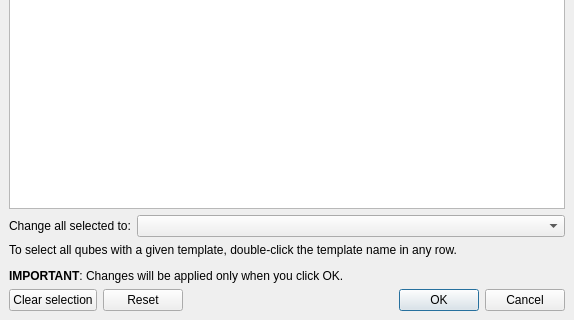
First picture: the form in ui/templatemanager.ui, repository QubesOS/qubes-manager, before the edit; both pictures show x 0 to 574 and y 398 to 718 of the 574 by 718 pixel window.
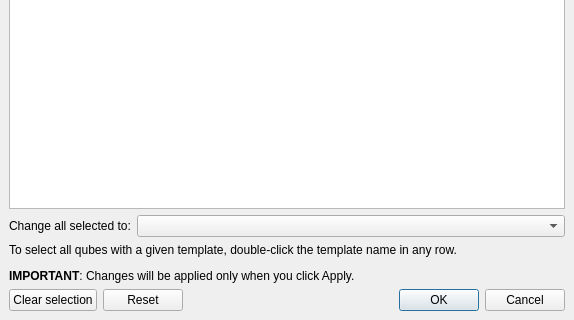
Second picture: the form after the edit.

Commit message:
Template Switcher: fix message mentioning button
Fixes QubesOS/qubes-issues#10944

Patch:
```diff
--- a/ui/templatemanager.ui
+++ b/ui/templatemanager.ui
@@ -90,7 +90,7 @@
       <item>
        <widget class="QLabel" name="label">
         <property name="text">
-         <string>&lt;html&gt;&lt;head/&gt;&lt;body&gt;&lt;p&gt;To select all qubes with a given template, double-click the template name in any row.&lt;/p&gt;&lt;p&gt;&lt;span style=&quot; font-weight:600;&quot;&gt;IMPORTANT&lt;/span&gt;: Changes will be applied only when you click OK.&lt;/p&gt;&lt;/body&gt;&lt;/html&gt;</string>
+         <string>&lt;html&gt;&lt;head/&gt;&lt;body&gt;&lt;p&gt;To select all qubes with a given template, double-click the template name in any row.&lt;/p&gt;&lt;p&gt;&lt;span style=&quot; font-weight:600;&quot;&gt;IMPORTANT&lt;/span&gt;: Changes will be applied only when you click Apply.&lt;/p&gt;&lt;/body&gt;&lt;/html&gt;</string>
         </property>
         <property name="wordWrap">
          <bool>true</bool>
```
The commit also changes 2 other files.
